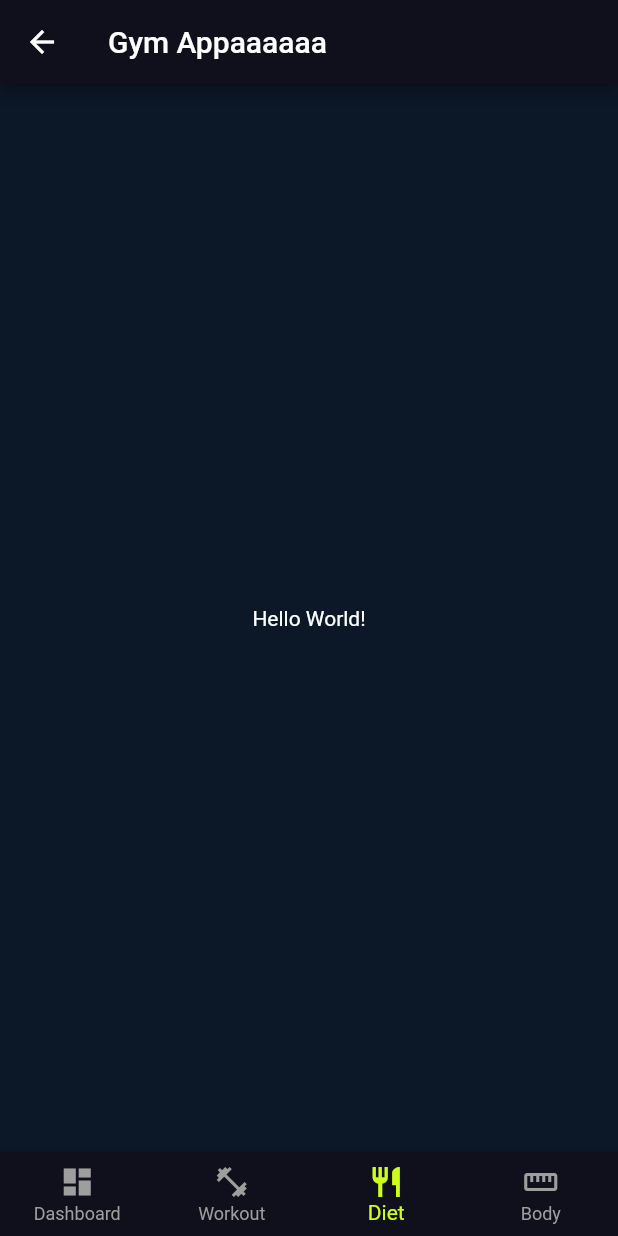
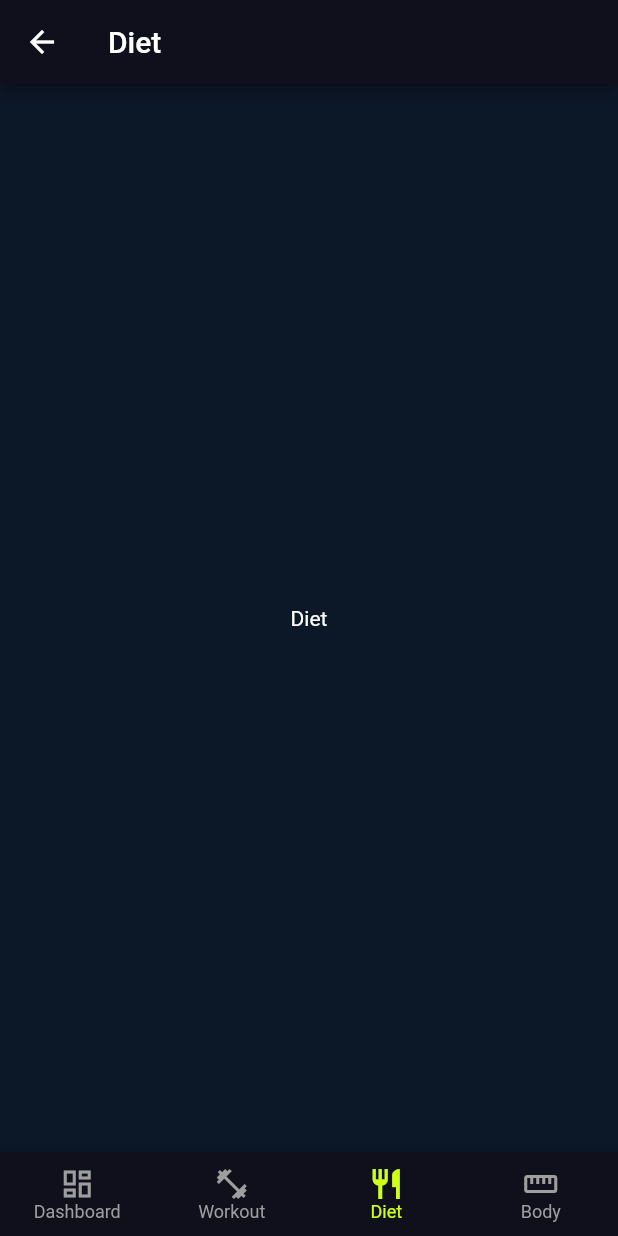
Before and after one commit to remote-gymapp/gym_app, a Flutter app: the Layout screen opened by its route, item 3 of the bottom bar chosen, on a phone screen of 412 x 824 dp. Run offline on Flutter 3.47's test engine with Material 2 defaults, Android fonts, the phone set to English and light mode, and no system bars; our stand-ins replace get.

Commit message:
Setup controller for layout widget

```diff
--- a/lib/src/app_routes.dart
+++ b/lib/src/app_routes.dart
@@ -13,11 +13,7 @@ class AppRoute {
     ),
     GetPage(
       name: ScreenRoute.demoMain,
-      page: () => Layout(
-        child: Text('Hello World!'),
-        isAppBarEnabled: true,
-        isNavBarEnabled: true,
-      ),
+      page: () => Layout(),
     ),
   ];
 }
--- /dev/null
+++ b/lib/src/controllers/layout_controller.dart
@@ -0,0 +1,52 @@
+import 'package:flutter/material.dart';
+import 'package:get/get.dart';
+
+class LayoutController extends GetxController {
+  final List<TitledWidget> pages = [
+    const TitledWidget(title: 'Dashboard'),
+    const TitledWidget(title: 'Workout'),
+    const TitledWidget(title: 'Diet'),
+    const TitledWidget(title: 'Body'),
+  ];
+
+  RxBool isAppBarEnabled = true.obs;
+  RxBool isNavBarEnabled = true.obs;
+
+  RxInt currentIndex = 0.obs;
+
+  late TitledWidget currentPage;
+
+  RxString get appBarTitle {
+    return currentPage.title.obs;
+  }
+
+  @override
+  onInit() {
+    super.onInit();
+
+    currentPage = pages[0];
+  }
+
+  updateCurrentIndex(int newIndex) {
+    currentIndex(newIndex);
+    currentPage = pages[currentIndex.value];
+  }
+}
+
+class TitledWidget extends StatelessWidget {
+  final String title;
+
+  const TitledWidget({
+    Key? key,
+    required this.title,
+  }) : super(key: key);
+
+  @override
+  Widget build(BuildContext context) {
+    return Container(
+      child: Center(
+        child: Text(title),
+      ),
+    );
+  }
+}
--- a/lib/src/widgets/layout/layout_widget.dart
+++ b/lib/src/widgets/layout/layout_widget.dart
@@ -1,77 +1,59 @@
-import 'dart:async';
-
 import 'package:flutter/material.dart';
+import 'package:get/get.dart';
 
 import 'package:gym_app/src/theme/app_theme.dart';
+import 'package:gym_app/src/controllers/layout_controller.dart';
 
-class Layout extends StatefulWidget {
-  final Widget child;
-  final bool isAppBarEnabled;
-  final bool isNavBarEnabled;
+class Layout extends GetView<LayoutController> {
+  @override
+  final LayoutController controller = Get.put(LayoutController());
 
-  String appBarTitle = 'Gym App';
-
-  Layout({
-    Key? key,
-    required this.child,
-    required this.isAppBarEnabled,
-    required this.isNavBarEnabled,
-  }) : super(key: key);
-
-  @override
-  State<Layout> createState() => _LayoutState();
-}
-
-class _LayoutState extends State<Layout> {
-  int _currentIndex = 0;
-
-  @override
-  void initState() {
-    super.initState();
-    Timer.periodic(Duration(milliseconds: 500), (_) {
-      setState(() {
-        widget.appBarTitle += "a";
-      });
-    });
-  }
+  Layout({Key? key}) : super(key: key);
 
   @override
   Widget build(BuildContext context) {
-    return Scaffold(
-      appBar: widget.isAppBarEnabled ? _buildAppBar() : null,
-      body: Container(
-        color: AppTheme.darkBg,
-        child: Center(child: widget.child),
-      ),
-      bottomNavigationBar: _buildBottomNavBar(),
+    return Obx(
+      () {
+        return Scaffold(
+          appBar: controller.isAppBarEnabled.value ? _buildAppBar() : null,
+          body: Container(
+            color: AppTheme.darkBg,
+            child: Center(
+              child: controller.currentPage,
+            ),
+          ),
+          bottomNavigationBar:
+              controller.isNavBarEnabled.value ? _buildBottomNavBar() : null,
+        );
+      },
     );
   }
 
   AppBar _buildAppBar() {
     return AppBar(
       backgroundColor: AppTheme.sidenav,
-      title: Text(widget.appBarTitle),
+      title: Text(controller.appBarTitle.value),
     );
   }
 
   BottomNavigationBar _buildBottomNavBar() {
     return BottomNavigationBar(
       type: BottomNavigationBarType.fixed,
-      currentIndex: _currentIndex,
-      onTap: (tappedIndex) => {
-        setState(() {
-          _currentIndex = tappedIndex;
-        })
-      },
+      currentIndex: controller.currentIndex.value,
       showSelectedLabels: true,
       showUnselectedLabels: true,
       backgroundColor: AppTheme.sidenav,
       selectedItemColor: AppTheme.primaryCoach,
       unselectedItemColor: Colors.grey,
+      selectedFontSize: 12,
+      unselectedFontSize: 12,
+      onTap: (tappedIndex) {
+        controller.updateCurrentIndex(tappedIndex);
+      },
       items: [
         BottomNavigationBarItem(
           label: 'Dashboard',
-          icon: Icon(Icons.dashboard),
+          icon: Icon(Icons.dashboard_outlined),
         ),
         BottomNavigationBarItem(
           label: 'Workout',
```
